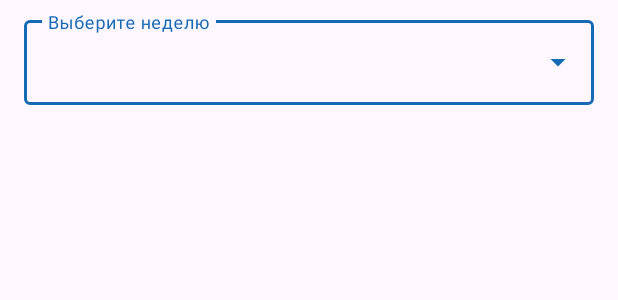
After one commit to RUD0MIR/lessons-schedule-manager-app, an Android app: the layout week_state_dialog.xml on its own in the app's theme, with its tools: preview values and no code run, on a phone screen of 412 x 824 dp. The commit adds this screen. Shown: the top 300 px of the screen. Run offline under Robolectric (Android 15) with nearby library versions, the phone set to English and light mode, and no system bars.

Commit message:
All dialogs was carried to separate classes

```diff
--- a/app/build.gradle
+++ b/app/build.gradle
@@ -8,7 +8,7 @@ android {
 
     defaultConfig {
         applicationId "com.example.lessons_schedule"
-        minSdk 21
+        minSdk 24
         targetSdk 33
         versionCode 1
         versionName "1.0"
--- /dev/null
+++ b/app/src/main/res/layout/week_state_dialog.xml
@@ -0,0 +1,26 @@
+<?xml version="1.0" encoding="utf-8"?>
+<LinearLayout xmlns:android="http://schemas.android.com/apk/res/android"
+    android:layout_width="match_parent"
+    android:layout_height="wrap_content"
+    xmlns:app="http://schemas.android.com/apk/res-auto"
+    android:orientation="vertical">
+
+    <com.google.android.material.textfield.TextInputLayout
+        android:id="@+id/weekStateInputLayout"
+        android:layout_width="match_parent"
+        android:layout_height="wrap_content"
+        style="@style/Widget.Material3.TextInputLayout.OutlinedBox.ExposedDropdownMenu"
+        android:hint="@string/week_state_exposed_menu_hint"
+        android:layout_marginVertical="8dp"
+        android:layout_marginHorizontal="16dp">
+
+        <com.google.android.material.textfield.MaterialAutoCompleteTextView
+            android:id="@+id/weekStateExposedMenu"
+            android:layout_width="match_parent"
+            android:layout_height="wrap_content"
+            android:inputType="none"
+            android:labelFor="@id/subjectsExposedMenu"
+            app:simpleItems="@array/week_states"
+            />
+    </com.google.android.material.textfield.TextInputLayout>
+</LinearLayout>
--- a/app/src/main/res/values/strings.xml
+++ b/app/src/main/res/values/strings.xml
@@ -1,6 +1,16 @@
 <?xml version="1.0" encoding="utf-8"?>
 <resources>
     <string name="app_name">Timetable manager</string>
+
+    <array name="week_states">
+        <item name="upper_week">Верхняя неделя</item>
+        <item name="lower_week">Нижняя неделя</item>
+    </array>
+
+    <string name="week_state_exposed_menu_hint">Выберите неделю</string>
+
+    <string name="current_week">current_week</string>
+    <string name="previous_week">previous_week</string>
 
     <string name="add_item_fab_text">Add item</string>
     <string name="empty_input_error_message">Заполните поле</string>
@@ -40,6 +50,5 @@
 
     <string name="add_time_table_item_dialog_title">Добавление времени урока</string>
     <string name="edit_time_table_item_dialog_title">Изменение времени урока</string>
-
-
+    <string name="week_state_dialog_title">Выбор недели</string>
 </resources>
```
Also changed, not shown: app/src/main/java/com/example/lessons_schedule/schedule/ScheduleActivity.kt (+27 -1 lines), app/src/main/java/com/example/lessons_schedule/schedule/components/WeekStateDialog.kt (added, +61 -0 lines), app/src/main/java/com/example/lessons_schedule/time_table/TimeTableActivity.kt (+85 -137 lines), app/src/main/java/com/example/lessons_schedule/time_table/TimeTableViewModel.kt (+37 -0 lines), app/src/main/java/com/example/lessons_schedule/time_table/components/DeleteTimeTableDialog.kt (added, +37 -0 lines), app/src/main/res/layout/activity_schedule.xml (+11 -2 lines).
